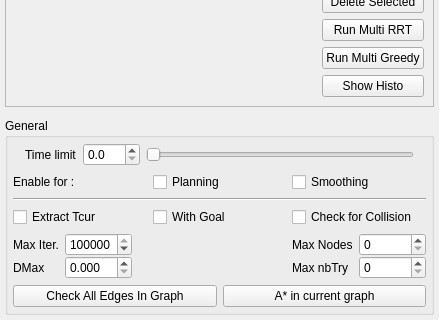
Before: the Qt Designer form src/move3d-qt-gui-libs/src/qtMainInterface/sideWidgets/qtMotionPlanner.ui in jmainpri/move3d-studio, drawn with Qt 5; both pictures show x 0 to 439 and y 422 to 742 of the 439 by 742 pixel window.
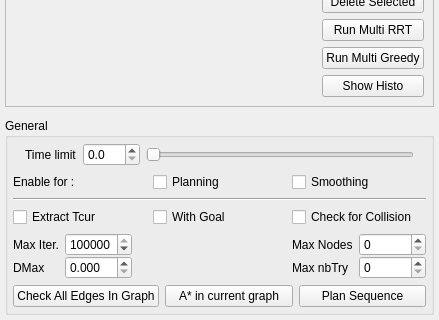
After: the same form once the commit is applied. The open tabs and pages were chosen to show the change.

The edit to the form file:
```diff
--- a/src/move3d-qt-gui-libs/src/qtMainInterface/sideWidgets/qtMotionPlanner.ui
+++ b/src/move3d-qt-gui-libs/src/qtMainInterface/sideWidgets/qtMotionPlanner.ui
@@ -2000,6 +2000,13 @@
            </property>
           </widget>
          </item>
+         <item row="0" column="2">
+          <widget class="QPushButton" name="pushButtonPlanSequence">
+           <property name="text">
+            <string>Plan Sequence</string>
+           </property>
+          </widget>
+         </item>
         </layout>
        </widget>
       </item>
```
Left out of the diff: 8 changed lines with no effect on the pictures.
